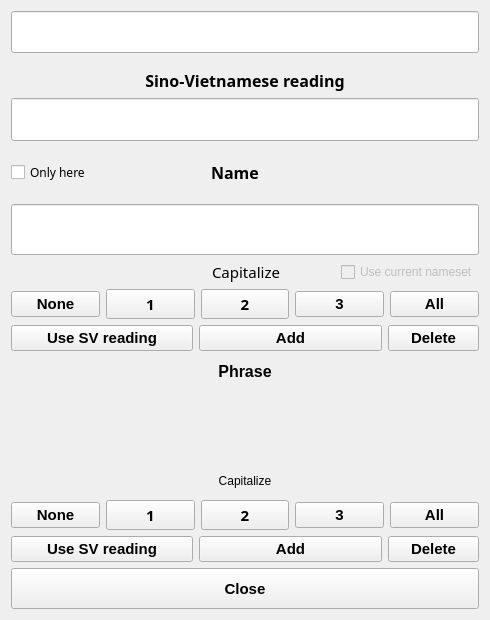
The window that desktop/components/dictpopup.ui (masceron/Hanvi) describes before a commit, drawn with Qt 5.
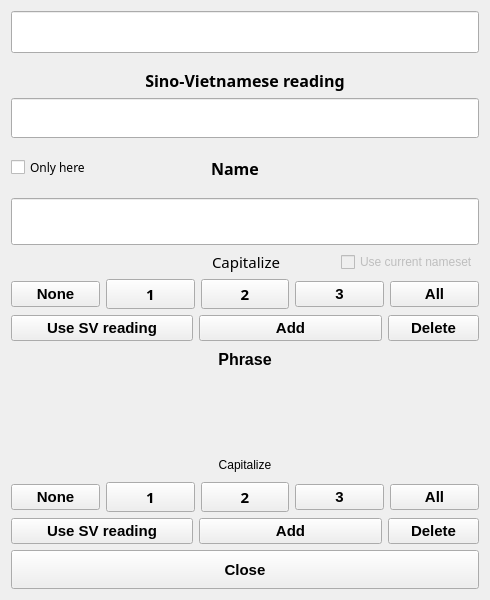
The same window after the commit. Custom widgets are drawn as their Qt base class.

```diff
--- a/desktop/components/dictpopup.ui
+++ b/desktop/components/dictpopup.ui
@@ -7,19 +7,19 @@
     <x>0</x>
     <y>0</y>
     <width>490</width>
-    <height>620</height>
+    <height>600</height>
    </rect>
   </property>
   <property name="minimumSize">
    <size>
     <width>490</width>
-    <height>620</height>
+    <height>600</height>
    </size>
   </property>
   <property name="maximumSize">
    <size>
     <width>490</width>
-    <height>620</height>
+    <height>600</height>
    </size>
   </property>
   <property name="windowTitle">
```
